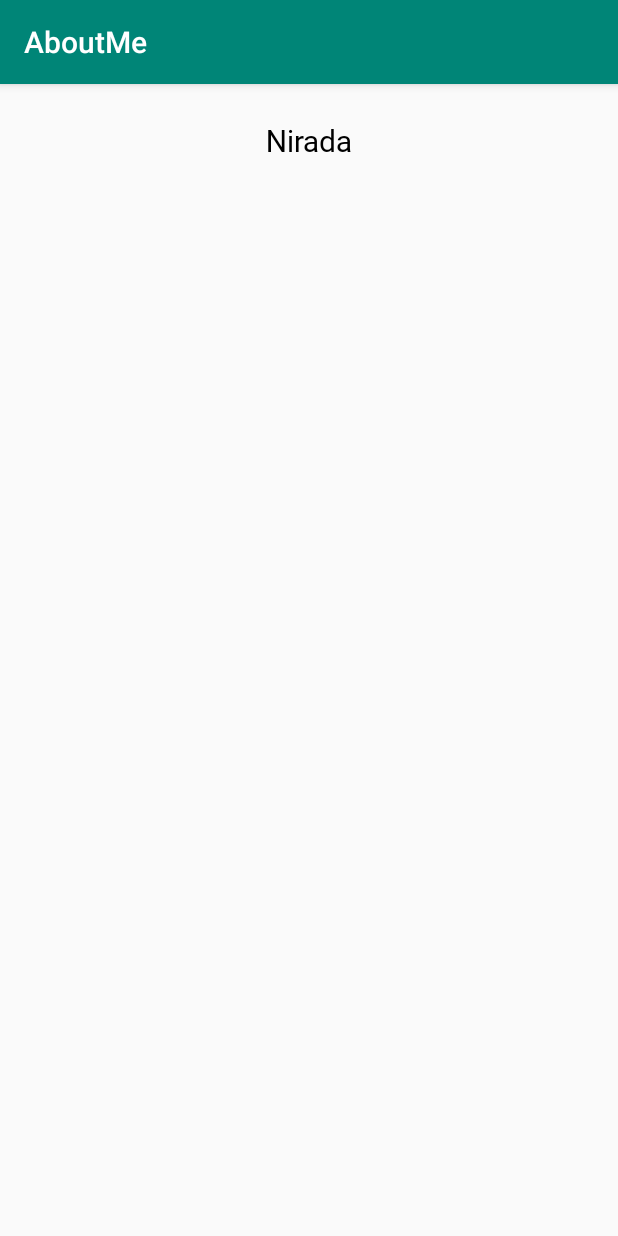
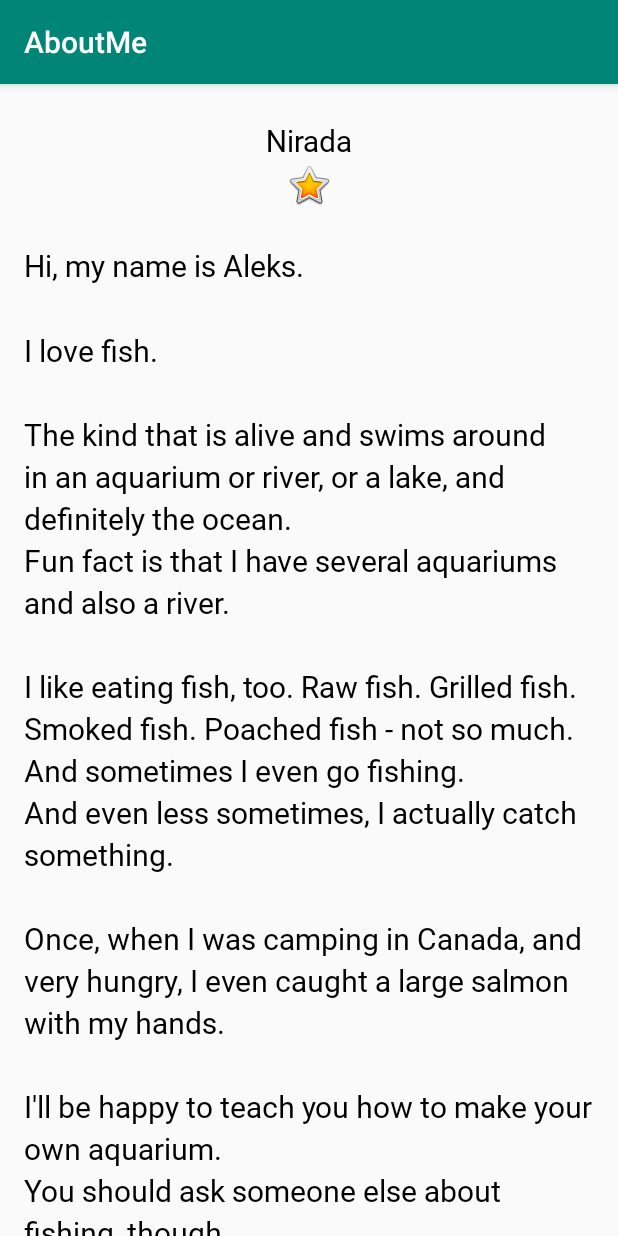
Before and after one commit to NiradaSukchit/AboutMe, an Android app: the screen it shows after launch (MainActivity), on a phone screen of 412 x 824 dp. Run offline under Robolectric (Android 15) with nearby library versions, the phone set to English and light mode, and no system bars.

Commit message:
Scroll View and ImageView

```diff
--- a/app/src/main/res/layout/activity_main.xml
+++ b/app/src/main/res/layout/activity_main.xml
@@ -6,7 +6,8 @@
         android:layout_width="match_parent"
         android:layout_height="match_parent"
         android:orientation="vertical"
-        tools:context=".MainActivity">
+        tools:context=".MainActivity" android:paddingStart="@dimen/layout_padding"
+        android:paddingEnd="@dimen/layout_padding">
 
     <TextView
             android:text="@string/name"
@@ -14,4 +15,17 @@
             android:layout_height="wrap_content" android:id="@+id/name_text"
             android:textAlignment="center"
             style="@style/NameStyle"/>
+    <ImageView
+            android:layout_width="match_parent"
+            android:layout_height="wrap_content" app:srcCompat="@android:drawable/btn_star_big_on"
+            android:id="@+id/star_image" android:contentDescription="@string/yellow_star"/>
+    <ScrollView
+            android:layout_width="match_parent"
+            android:layout_height="match_parent" android:id="@+id/bio_scroll">
+        <TextView
+                android:text="@string/bio"
+                android:layout_width="match_parent"
+                android:layout_height="wrap_content" android:id="@+id/bio_text" style="@style/NameStyle"
+                android:lineSpacingMultiplier="1.2"/>
+    </ScrollView>
 </LinearLayout>
--- a/app/src/main/res/values/dimens.xml
+++ b/app/src/main/res/values/dimens.xml
@@ -3,4 +3,5 @@
     <dimen name="text_size">20sp</dimen>
     <dimen name="small_padding">8dp</dimen>
     <dimen name="layout_margin">16dp</dimen>
+    <dimen name="layout_padding">16dp</dimen>
 </resources>
--- a/app/src/main/res/values/strings.xml
+++ b/app/src/main/res/values/strings.xml
@@ -1,4 +1,15 @@
 <resources>
     <string name="app_name">AboutMe</string>
     <string name="name">Nirada</string>
+    <string name="yellow_star">Yellow star</string>
+    <string name="bio">Hi, my name is Aleks.
+        \n\nI love fish.
+        \n\nThe kind that is alive and swims around in an aquarium or river, or a lake, and definitely the ocean.
+        \nFun fact is that I have several aquariums and also a river.
+        \n\nI like eating fish, too. Raw fish. Grilled fish. Smoked fish. Poached fish - not so much.
+        \nAnd sometimes I even go fishing.
+        \nAnd even less sometimes, I actually catch something.
+        \n\nOnce, when I was camping in Canada, and very hungry, I even caught a large salmon with my hands.
+        \n\nI\'ll be happy to teach you how to make your own aquarium.
+        \nYou should ask someone else about fishing, though.\n\n</string>
 </resources>
```
